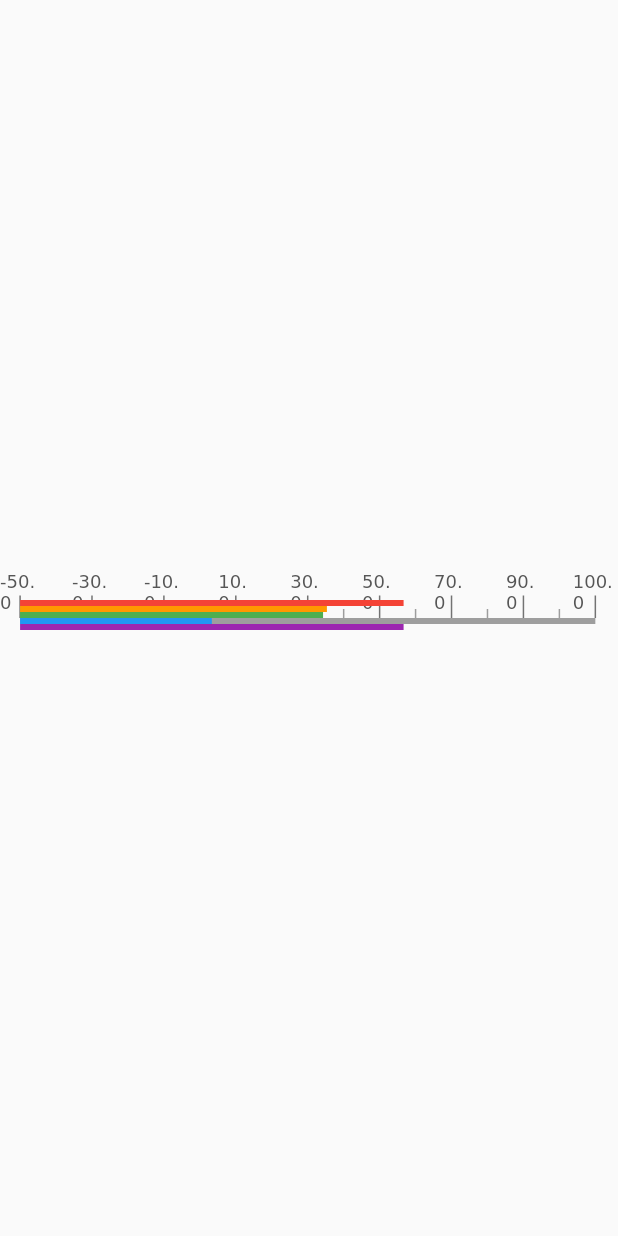
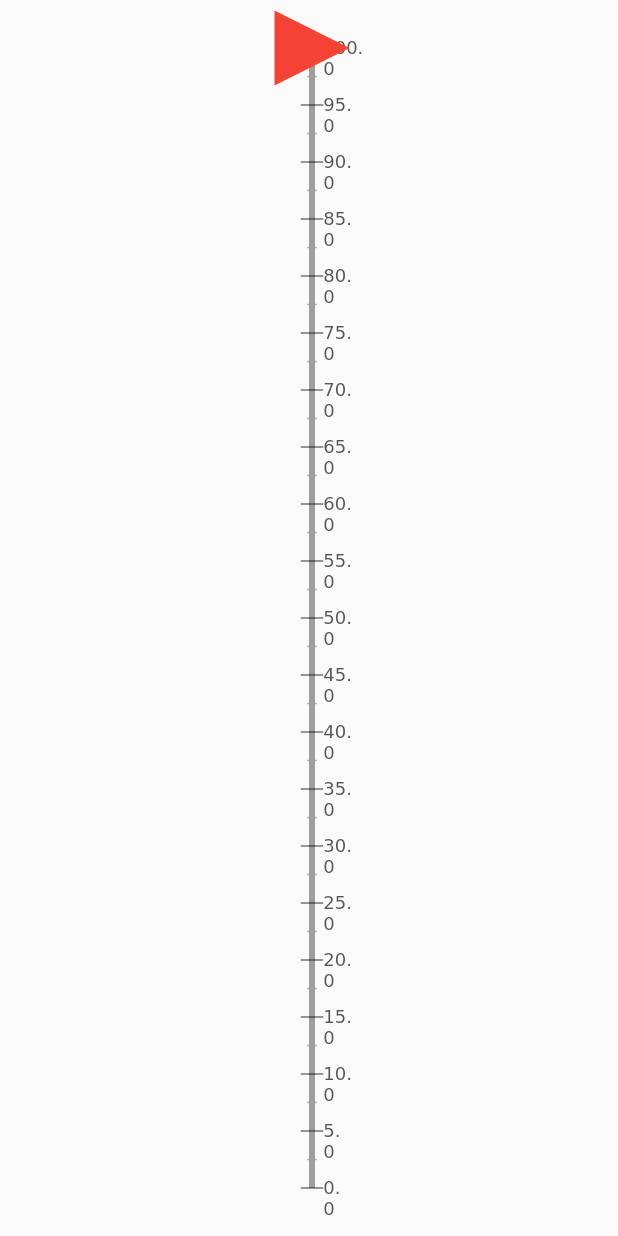
Before and after one commit to GeekyAnts/GaugesFlutter, a Flutter app: the screen it shows after launch, on a phone screen of 412 x 824 dp. Run offline on Flutter 3.47's test engine with Material 2 defaults, Android fonts, the phone set to English and light mode, and no system bars.

Commit message:
Addeding with error

```diff
--- a/example/lib/valuebar_position.dart
+++ b/example/lib/valuebar_position.dart
@@ -15,39 +15,20 @@ class _MyValueBarPositionState extends State<MyValueBarPosition> {
     return Scaffold(
       body: Center(
         child: LinearGauge(
-          start: -50,
+          gaugeOrientation: GaugeOrientation.vertical,
+          start: 0,
           end: 100,
-          valueBar: [
-            ValueBar(
-              value: -50,
-              position: ValueBarPosition.center,
-              color: Colors.indigo,
-            ),
-            ValueBar(
-              value: 50,
-              position: ValueBarPosition.bottom,
-              color: Colors.purple,
-            ),
-            ValueBar(
-              value: 50,
-              offset: 8,
-              position: ValueBarPosition.top,
-              color: Colors.red,
-            ),
-            ValueBar(
-              value: 30,
-              offset: 4,
-              position: ValueBarPosition.top,
-              color: Colors.orange,
-            ),
-            ValueBar(
-              value: 29,
-              offset: 0,
-              position: ValueBarPosition.top,
-              color: Colors.green,
-            ),
+          pointers: [
+            Pointer(
+              value: 100,
+              shape: PointerShape.triangle,
+              height: 50,
+              width: 50,
+              pointerPosition: PointerPosition.center,
+            )
           ],
-          rulers: RulerStyle(rulerPosition: RulerPosition.top),
+          rulers:
+              RulerStyle(rulerPosition: RulerPosition.center, showLabel: true),
         ),
       ),
     );
--- a/lib/linear_gauge/linear_gauge_painter.dart
+++ b/lib/linear_gauge/linear_gauge_painter.dart
@@ -679,9 +679,9 @@ class RenderLinearGauge extends RenderBox {
               (largestPointerWidth / 2));
     } else {
       end = GaugeOrientation.horizontal == getGaugeOrientation
-          ? size.width
-          : size.height;
-      start = offset.dx;
+          ? size.width - (largestPointerWidth)
+          : size.height - (largestPointerWidth / 2);
+      start = offset.dx + (largestPointerWidth / 2);
     }
 
     late Rect gaugeContainer;
```
Also changed, not shown: lib/linear_gauge/linear_gauge_label.dart (+25 -1 lines), 5 other files.
